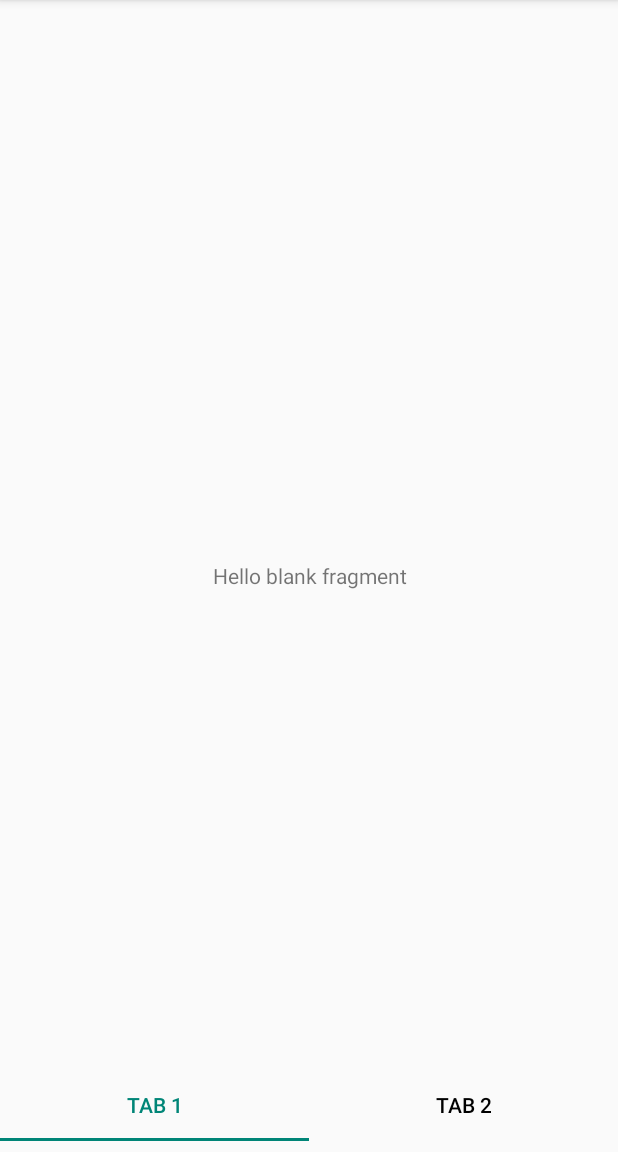
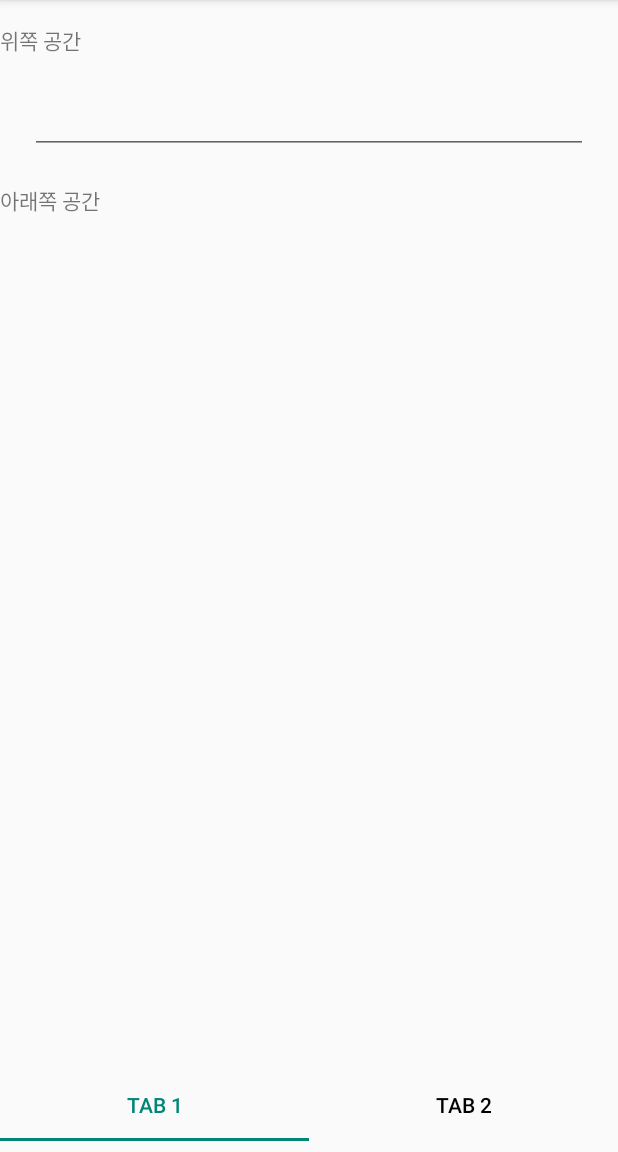
Before and after one commit to jyuu-uu/Mobile-Project, an Android app: the MainFragment screen opened directly, with no data from a screen before it, on a phone screen of 412 x 824 dp, the part 84-1236 px from its top. Run offline under Robolectric (Android 15) with nearby library versions, the phone set to English and light mode, and no system bars.

Commit message:
오토컴플리트에디트텍스트
붙이기까진 성공

```diff
--- a/TeamProject/app/build.gradle
+++ b/TeamProject/app/build.gradle
@@ -32,5 +32,6 @@ dependencies {
     testImplementation 'junit:junit:4.12'
     androidTestImplementation 'com.android.support.test:runner:1.0.2'
     androidTestImplementation 'com.android.support.test.espresso:espresso-core:3.0.2'
-    implementation 'com.android.support:design:28.0.0'
+    implementation 'com.android.support:cardview-v7:28.0.0'
+    implementation 'com.android.support:recyclerview-v7:28.0.0'
 }
--- a/TeamProject/app/src/main/java/com/example/teamproject/MainFragment.kt
+++ b/TeamProject/app/src/main/java/com/example/teamproject/MainFragment.kt
@@ -5,8 +5,13 @@ import android.support.v4.app.Fragment
 import android.view.LayoutInflater
 import android.view.View
 import android.view.ViewGroup
+import android.widget.ArrayAdapter
+import kotlinx.android.synthetic.main.fragment_main.*
 
 class MainFragment : Fragment() {
+
+    lateinit var auto_adapter: ArrayAdapter<String>
+    val list = arrayListOf("ababab","babca","cabse","dsefsw","esesw")
 
     override fun onCreateView(
         inflater: LayoutInflater, container: ViewGroup?,
@@ -16,5 +21,24 @@ class MainFragment : Fragment() {
         return inflater.inflate(R.layout.fragment_main, container, false)
     }
 
+    override fun onActivityCreated(savedInstanceState: Bundle?) {
+        super.onActivityCreated(savedInstanceState)
 
+        make()
+    }
+
+    fun make(){
+
+        auto_adapter = ArrayAdapter(activity, android.R.layout.simple_dropdown_item_1line,list)
+        // 어뎁터 사용 전 초기화 (대상 객체, 사용할 리스트방식, 연동할 데이터)
+
+        search.setAdapter(auto_adapter) // 해당 위젯(객체)에 어뎁터 연결
+        // 이후 autoCompleteTextView의 속성 중, completionThreshold 값을 지정해줘야 함
+
+        search.setOnItemClickListener { parent, view, position, id ->
+            val item = parent.getItemAtPosition(position).toString()
+            // 부모로부터 선택된 위치의 내용을 받아와 문자열로 변환
+       //     Toast.makeText(activity, "선택 항목 : $item", Toast.LENGTH_LONG)
+        }
+    }
 }
--- a/TeamProject/app/src/main/res/layout/content_main.xml
+++ b/TeamProject/app/src/main/res/layout/content_main.xml
@@ -1,5 +1,5 @@
 <?xml version="1.0" encoding="utf-8"?>
-<android.support.constraint.ConstraintLayout
+<LinearLayout
         xmlns:android="http://schemas.android.com/apk/res/android"
         xmlns:tools="http://schemas.android.com/tools"
         xmlns:app="http://schemas.android.com/apk/res-auto"
@@ -7,16 +7,15 @@
         android:layout_height="match_parent"
         app:layout_behavior="@string/appbar_scrolling_view_behavior"
         tools:showIn="@layout/app_bar_main"
-        tools:context=".MainActivity">
+        tools:context=".MainActivity"
+android:orientation="vertical">
 
     <android.support.v4.view.ViewPager
+            android:layout_marginTop="@dimen/activity_vertical_margin"
             android:layout_width="match_parent"
             android:layout_height="0dp"
-            android:id="@+id/content" app:layout_constraintEnd_toEndOf="parent"
-            app:layout_constraintTop_toTopOf="parent" app:layout_constraintStart_toStartOf="parent"
-            app:layout_constraintBottom_toBottomOf="parent"
-        app:layout_constraintVertical_weight="8"
-    />
+            android:id="@+id/content"
+            android:layout_weight="8"/>
 
     <android.support.design.widget.TabLayout
             android:layout_width="match_parent"
@@ -27,7 +26,5 @@
             app:tabTextColor="#000000"
             app:tabSelectedTextColor="@color/colorPrimary"
             app:tabIndicatorColor="@color/colorPrimary"
-            app:layout_constraintStart_toStartOf="parent"
-            app:layout_constraintBottom_toBottomOf="@+id/content" app:layout_constraintEnd_toEndOf="parent"
             android:layout_marginBottom="7dp"/>
-</android.support.constraint.ConstraintLayout>
+</LinearLayout>
--- a/TeamProject/app/src/main/res/layout/fragment_main.xml
+++ b/TeamProject/app/src/main/res/layout/fragment_main.xml
@@ -1,15 +1,21 @@
 <?xml version="1.0" encoding="utf-8"?>
-<FrameLayout xmlns:android="http://schemas.android.com/apk/res/android"
+<LinearLayout xmlns:android="http://schemas.android.com/apk/res/android"
              xmlns:tools="http://schemas.android.com/tools"
              android:layout_width="match_parent"
              android:layout_height="match_parent"
-             tools:context=".MainFragment">
-
-    <!-- TODO: Update blank fragment layout -->
-    <TextView
-            android:gravity="center"
+             tools:context=".MainFragment"
+             android:orientation="vertical"
+              android:clickable="true"
+              android:focusableInTouchMode="true">
+    <TextView android:layout_width="match_parent" android:layout_height="wrap_content"
+    android:text="위쪽 공간"/>
+    <AutoCompleteTextView
             android:layout_width="match_parent"
-            android:layout_height="match_parent"
-            android:text="@string/hello_blank_fragment"/>
-
-</FrameLayout>
+            android:layout_height="wrap_content"
+              android:id="@+id/search"
+            android:completionThreshold="1"
+            android:layout_margin="20dp"
+            android:paddingLeft="10dp"/>
+    <TextView android:layout_width="match_parent" android:layout_height="wrap_content"
+    android:text="아래쪽 공간"/>
+</LinearLayout>
```
Also changed, not shown: TeamProject/app/src/main/res/layout/login_layout.xml (+14 -16 lines).
